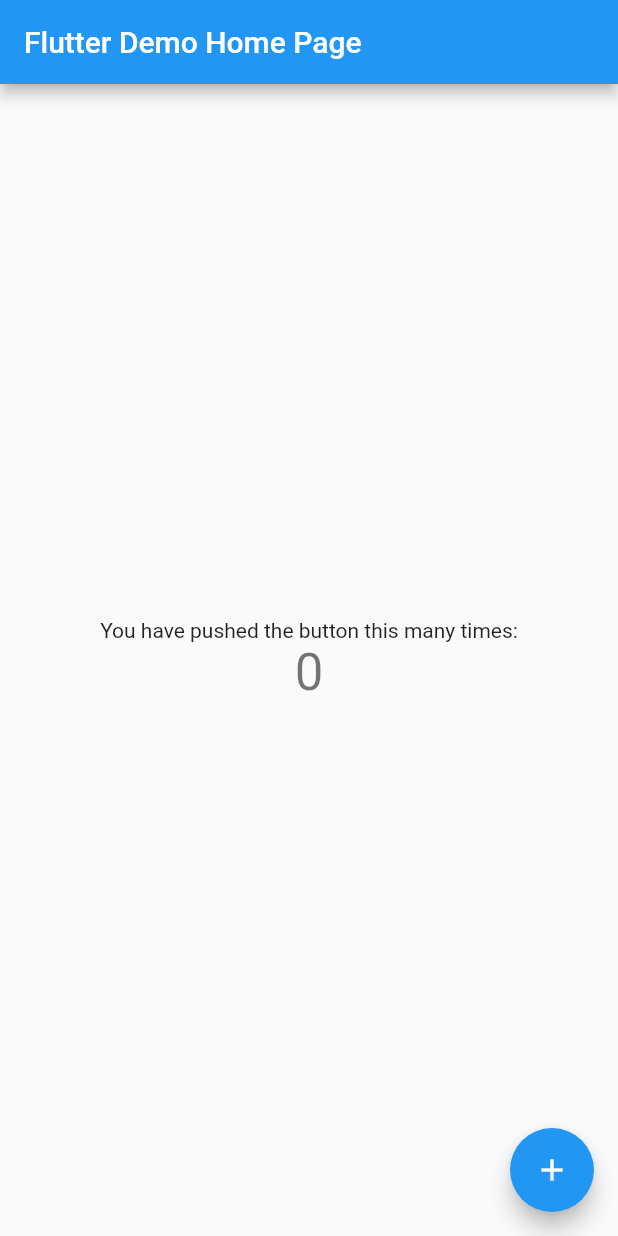
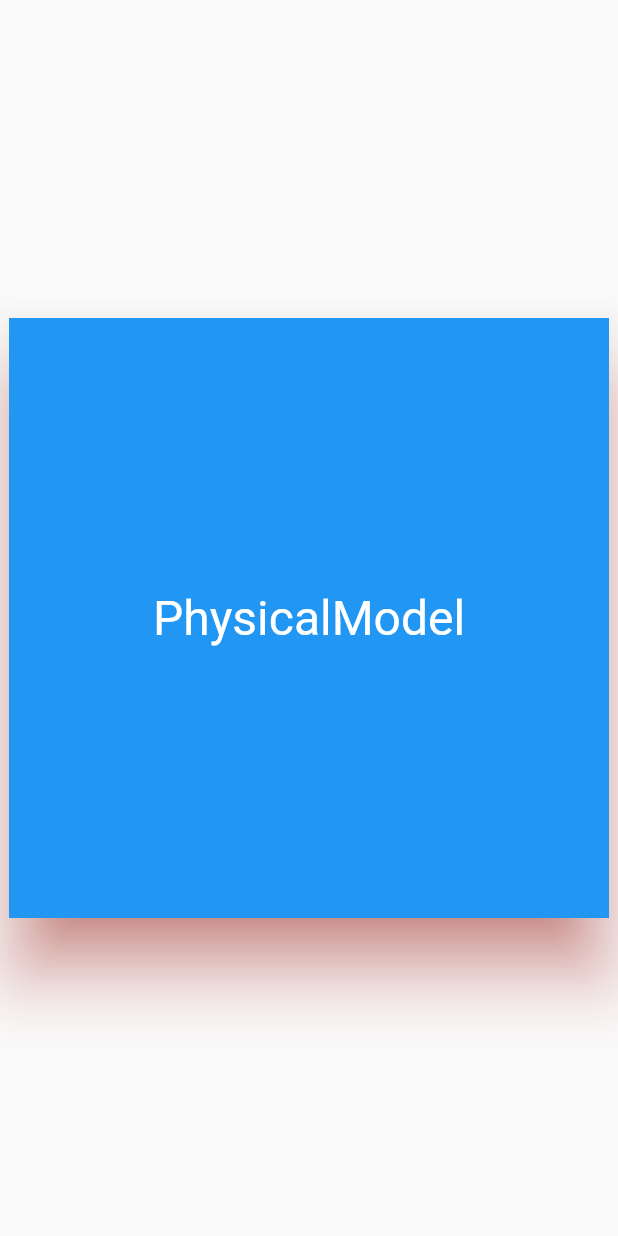
Before and after one commit to developer-school/how-to-use-physicalmodel-flutter-widget, a Flutter app: the screen it shows after launch, on a phone screen of 412 x 824 dp. Run offline on Flutter 3.47's test engine with Material 2 defaults, Android fonts, the phone set to English and light mode, and no system bars.

Commit message:
Added PhysicalModel

```diff
--- a/lib/main.dart
+++ b/lib/main.dart
@@ -1,3 +1,4 @@
+import 'package:ds_physical_model/physical_model.dart';
 import 'package:flutter/material.dart';
 
 void main() {
@@ -7,109 +8,13 @@
 class MyApp extends StatelessWidget {
   const MyApp({Key? key}) : super(key: key);
 
-  // This widget is the root of your application.
   @override
   Widget build(BuildContext context) {
     return MaterialApp(
-      title: 'Flutter Demo',
       theme: ThemeData(
-        // This is the theme of your application.
-        //
-        // Try running your application with "flutter run". You'll see the
-        // application has a blue toolbar. Then, without quitting the app, try
-        // changing the primarySwatch below to Colors.green and then invoke
-        // "hot reload" (press "r" in the console where you ran "flutter run",
-        // or simply save your changes to "hot reload" in a Flutter IDE).
-        // Notice that the counter didn't reset back to zero; the application
-        // is not restarted.
         primarySwatch: Colors.blue,
       ),
-      home: const MyHomePage(title: 'Flutter Demo Home Page'),
+      home: const PhysicalModelExample(),
     );
   }
 }
-
-class MyHomePage extends StatefulWidget {
-  const MyHomePage({Key? key, required this.title}) : super(key: key);
-
-  // This widget is the home page of your application. It is stateful, meaning
-  // that it has a State object (defined below) that contains fields that affect
-  // how it looks.
-
-  // This class is the configuration for the state. It holds the values (in this
-  // case the title) provided by the parent (in this case the App widget) and
-  // used by the build method of the State. Fields in a Widget subclass are
-  // always marked "final".
-
-  final String title;
-
-  @override
-  State<MyHomePage> createState() => _MyHomePageState();
-}
-
-class _MyHomePageState extends State<MyHomePage> {
-  int _counter = 0;
-
-  void _incrementCounter() {
-    setState(() {
-      // This call to setState tells the Flutter framework that something has
-      // changed in this State, which causes it to rerun the build method below
-      // so that the display can reflect the updated values. If we changed
-      // _counter without calling setState(), then the build method would not be
-      // called again, and so nothing would appear to happen.
-      _counter++;
-    });
-  }
-
-  @override
-  Widget build(BuildContext context) {
-    // This method is rerun every time setState is called, for instance as done
-    // by the _incrementCounter method above.
-    //
-    // The Flutter framework has been optimized to make rerunning build methods
-    // fast, so that you can just rebuild anything that needs updating rather
-    // than having to individually change instances of widgets.
-    return Scaffold(
-      appBar: AppBar(
-        // Here we take the value from the MyHomePage object that was created by
-        // the App.build method, and use it to set our appbar title.
-        title: Text(widget.title),
-      ),
-      body: Center(
-        // Center is a layout widget. It takes a single child and positions it
-        // in the middle of the parent.
-        child: Column(
-          // Column is also a layout widget. It takes a list of children and
-          // arranges them vertically. By default, it sizes itself to fit its
-          // children horizontally, and tries to be as tall as its parent.
-          //
-          // Invoke "debug painting" (press "p" in the console, choose the
-          // "Toggle Debug Paint" action from the Flutter Inspector in Android
-          // Studio, or the "Toggle Debug Paint" command in Visual Studio Code)
-          // to see the wireframe for each widget.
-          //
-          // Column has various properties to control how it sizes itself and
-          // how it positions its children. Here we use mainAxisAlignment to
-          // center the children vertically; the main axis here is the vertical
-          // axis because Columns are vertical (the cross axis would be
-          // horizontal).
-          mainAxisAlignment: MainAxisAlignment.center,
-          children: <Widget>[
-            const Text(
-              'You have pushed the button this many times:',
-            ),
-            Text(
-              '$_counter',
-              style: Theme.of(context).textTheme.headline4,
-            ),
-          ],
-        ),
-      ),
-      floatingActionButton: FloatingActionButton(
-        onPressed: _incrementCounter,
-        tooltip: 'Increment',
-        child: const Icon(Icons.add),
-      ), // This trailing comma makes auto-formatting nicer for build methods.
-    );
-  }
-}
--- /dev/null
+++ b/lib/physical_model.dart
@@ -0,0 +1,31 @@
+import 'package:flutter/material.dart';
+
+class PhysicalModelExample extends StatelessWidget {
+  const PhysicalModelExample({Key? key}) : super(key: key);
+
+  @override
+  Widget build(BuildContext context) {
+    return const Scaffold(
+      body: Center(
+        child: PhysicalModel(
+          color: Colors.blue,
+          elevation: 20.0,
+          shadowColor: Colors.red,
+          child: SizedBox(
+            height: 400,
+            width: 400,
+            child: Center(
+              child: Text(
+                'PhysicalModel',
+                style: TextStyle(
+                  fontSize: 32,
+                  color: Colors.white,
+                ),
+              ),
+            ),
+          ),
+        ),
+      ),
+    );
+  }
+}
```
